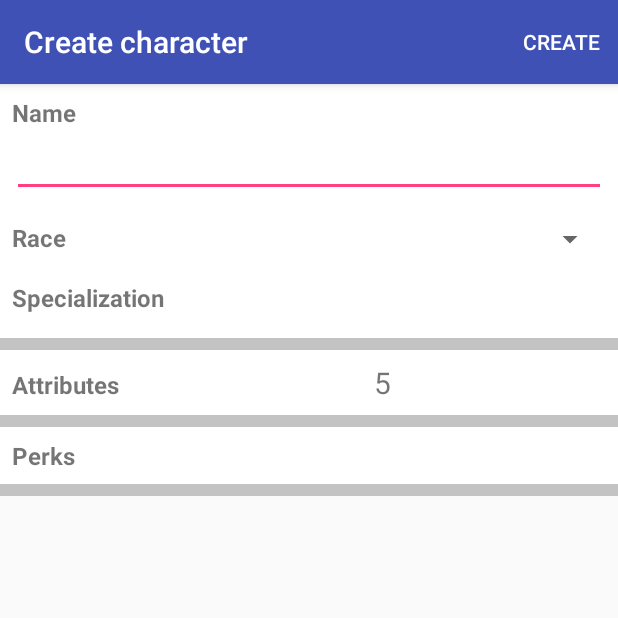
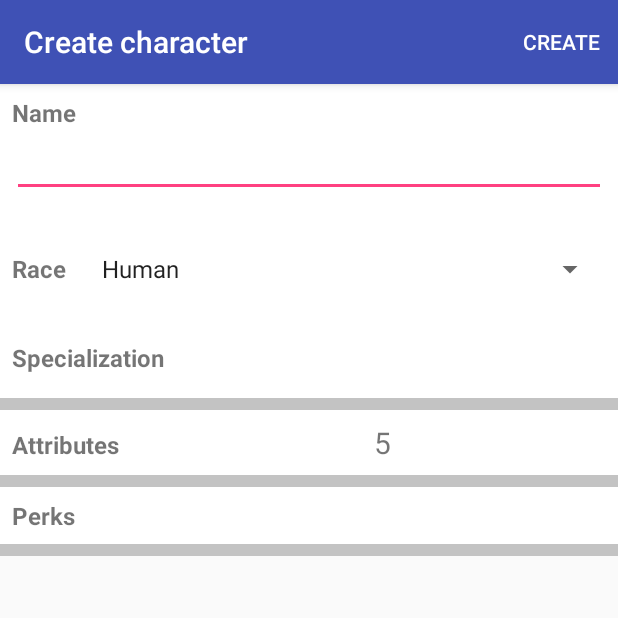
Before and after one commit to levgenix/OpenProfessionJavaCourse01-Project01, an Android app: the screen it shows after launch (MainActivity), on a phone screen of 412 x 824 dp, the top half of it. Run offline under Robolectric (Android 15) with nearby library versions, the phone set to English and light mode, and no system bars.

Commit message:
Race.names() added

```diff
--- a/app/src/main/java/com/elegion/courserafirstcourseprogrammingtest/CharacterCreator.java
+++ b/app/src/main/java/com/elegion/courserafirstcourseprogrammingtest/CharacterCreator.java
@@ -1,7 +1,11 @@
 package com.elegion.courserafirstcourseprogrammingtest;
 
+import android.util.Log;
+
 import java.io.Serializable;
+import java.util.Arrays;
 import java.util.HashMap;
+import java.util.LinkedList;
 import java.util.Map;
 import java.util.Observable;
 
@@ -12,7 +16,16 @@ public class CharacterCreator extends Observable  implements Serializable{
     }
 
     public enum Race {
-        HUMAN, ELF, ORC, DWARF
+        HUMAN, ELF, ORC, DWARF;
+
+        public static String[] names() {
+            java.util.LinkedList<String> list = new LinkedList<String>();
+            for (Race r : Race.values()) {
+                list.add(r.name().substring(0, 1) + r.name().substring(1).toLowerCase());
+            }
+
+            return list.toArray(new String[list.size()]);
+        }
     }
 
     public enum Attribute {
@@ -77,8 +90,10 @@ public class CharacterCreator extends Observable  implements Serializable{
         *    Строка должна быть формата - первая буква заглавная, остальные строчные
         *   One, Two, Three
         * */
-
-        return new String[]{""};
+        //Log.i("HHHHH", Arrays.toString(Race.values()));
+        //Log.i("HHHHH", Arrays.toString(Race.names()));
+        //return new String[]{"HUMAN", "ELF", "ORC", "DWARF"};
+        return Race.names();
     }
 
     public void setRace(int position) {
--- a/app/src/main/java/com/elegion/courserafirstcourseprogrammingtest/CreateCharacterFragment.java
+++ b/app/src/main/java/com/elegion/courserafirstcourseprogrammingtest/CreateCharacterFragment.java
@@ -102,10 +102,10 @@ public class CreateCharacterFragment extends Fragment implements Observer {
 
     private void addRaces() {
         // TODO: 11.12.2017 раскоментируйте это после того, как доделаете логику CharacterCreator.getRases()
-//        String[] races = mCreator.getRaces();
-//        SpinnerAdapter spinnerAdapter = new ArrayAdapter<>(getActivity(), android.R.layout.simple_dropdown_item_1line, races);
+        String[] races = mCreator.getRaces();
+        SpinnerAdapter spinnerAdapter = new ArrayAdapter<>(getActivity(), android.R.layout.simple_dropdown_item_1line, races);
 //
-//        mRacesSpinner.setAdapter(spinnerAdapter);
+        mRacesSpinner.setAdapter(spinnerAdapter);
 //        mRacesSpinner.setSelection(mCreator.getRacePosition());
 //        mRacesSpinner.setOnItemSelectedListener(new AdapterView.OnItemSelectedListener() {
 //            @Override
--- a/app/src/main/java/com/elegion/courserafirstcourseprogrammingtest/MainActivity.java
+++ b/app/src/main/java/com/elegion/courserafirstcourseprogrammingtest/MainActivity.java
@@ -5,6 +5,7 @@ import android.support.v4.app.Fragment;
 import android.support.v4.app.FragmentTransaction;
 import android.support.v7.app.AppCompatActivity;
 import android.os.Bundle;
+import android.util.Log;
 
 public class MainActivity extends AppCompatActivity implements CreateCharacterFragment.Callback {
 
@@ -38,6 +39,8 @@ public class MainActivity extends AppCompatActivity implements CreateCharacterFr
     public void onCreateCharacterStarted() {
         CreateCharacterFragment fragment = (CreateCharacterFragment) getSupportFragmentManager().findFragmentById(R.id.container);
         fragment.configureCreator(mCreator);
+        Log.i("HHHHH", mCreator.create().toString());
+
     }
 
     @Override
```
Also changed, not shown: 2 other files.
